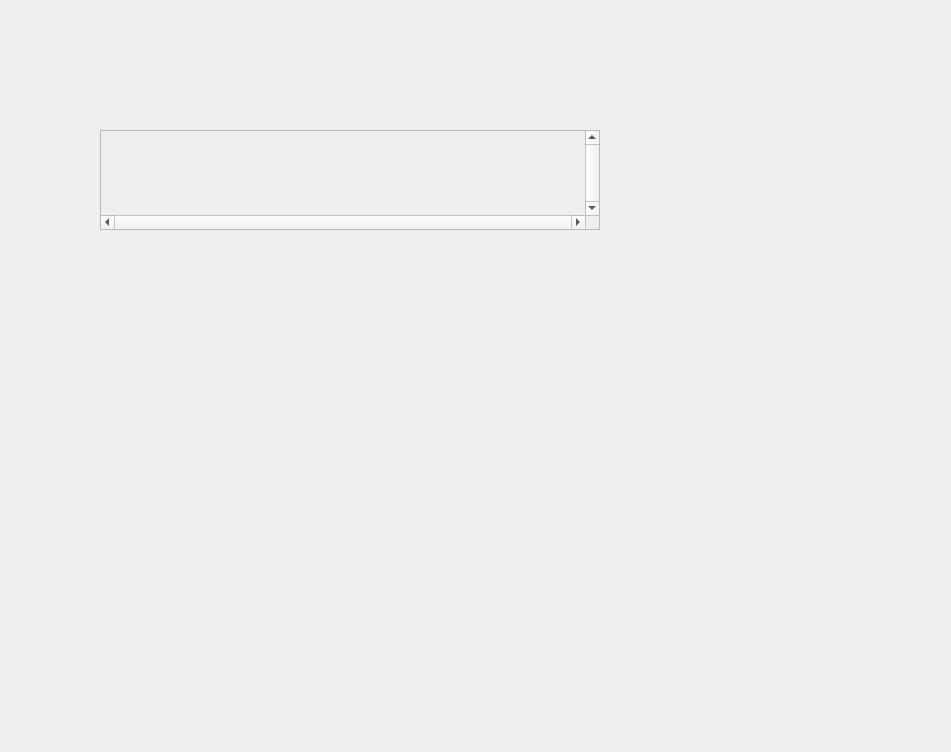
Before: the Qt Designer form ControlFrontend/ControlPanel.ui in Xiehuif/Control-Panel-For-Atomic-Experiment, drawn with Qt 5.
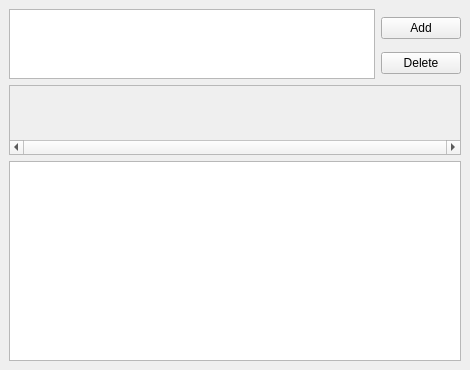
After: the same form once the commit is applied.

Patch:
```diff
--- a/ControlFrontend/ControlPanel.ui
+++ b/ControlFrontend/ControlPanel.ui
@@ -2,53 +2,89 @@
 <ui version="4.0">
  <class>MainWindow</class>
  <widget class="QMainWindow" name="MainWindow">
+  <property name="enabled">
+   <bool>true</bool>
+  </property>
   <property name="geometry">
    <rect>
     <x>0</x>
     <y>0</y>
-    <width>951</width>
-    <height>752</height>
+    <width>470</width>
+    <height>370</height>
    </rect>
   </property>
+  <property name="sizePolicy">
+   <sizepolicy hsizetype="Preferred" vsizetype="Fixed">
+    <horstretch>0</horstretch>
+    <verstretch>0</verstretch>
+   </sizepolicy>
+  </property>
   <property name="windowTitle">
    <string>MainWindow</string>
   </property>
   <widget class="QWidget" name="centralwidget">
-   <widget class="QScrollArea" name="scrollArea">
-    <property name="enabled">
-     <bool>true</bool>
-    </property>
-    <property name="geometry">
-     <rect>
-      <x>100</x>
-      <y>130</y>
-      <width>500</width>
-      <height>100</height>
-     </rect>
+   <layout class="QVBoxLayout" name="verticalLayout_2">
+    <item>
+     <layout class="QVBoxLayout" name="verticalLayout">
+      <item>
+       <layout class="QGridLayout" name="gridLayout">
+        <property name="verticalSpacing">
+         <number>0</number>
+        </property>
+        <item row="1" column="1">
+         <widget class="QPushButton" name="AddOperationBtn">
+          <property name="text">
+           <string>Add</string>
+          </property>
+         </widget>
+        </item>
+        <item row="2" column="1">
+         <widget class="QPushButton" name="DeleteOperationBtn">
+          <property name="text">
+           <string>Delete</string>
+          </property>
+         </widget>
+        </item>
+        <item row="1" column="0" rowspan="2">
+         <widget class="QListWidget" name="OperationList"/>
+        </item>
+       </layout>
+      </item>
+      <item>
+       <widget class="QScrollArea" name="TimeLine">
+        <property name="sizePolicy">
+         <sizepolicy hsizetype="Preferred" vsizetype="Fixed">
+          <horstretch>0</horstretch>
+          <verstretch>0</verstretch>
+         </sizepolicy>
     </property>
     <property name="verticalScrollBarPolicy">
-     <enum>Qt::ScrollBarAlwaysOn</enum>
+         <enum>Qt::ScrollBarAlwaysOff</enum>
     </property>
     <property name="horizontalScrollBarPolicy">
      <enum>Qt::ScrollBarAlwaysOn</enum>
     </property>
     <property name="widgetResizable">
-     <bool>false</bool>
-    </property>
-    <widget class="QWidget" name="scrollAreaWidgetContents">
+         <bool>true</bool>
+        </property>
+        <widget class="QWidget" name="TimelineContents">
      <property name="geometry">
       <rect>
        <x>0</x>
        <y>0</y>
-       <width>481</width>
-       <height>81</height>
-      </rect>
-     </property>
-     <property name="autoFillBackground">
-      <bool>true</bool>
-     </property>
-    </widget>
-   </widget>
+           <width>448</width>
+           <height>52</height>
+          </rect>
+         </property>
+        </widget>
+       </widget>
+      </item>
+      <item>
+       <widget class="QGraphicsView" name="waveView"/>
+      </item>
+     </layout>
+    </item>
+   </layout>
   </widget>
  </widget>
  <resources/>
```
Lines whose indentation alone changed are shown as unchanged.
